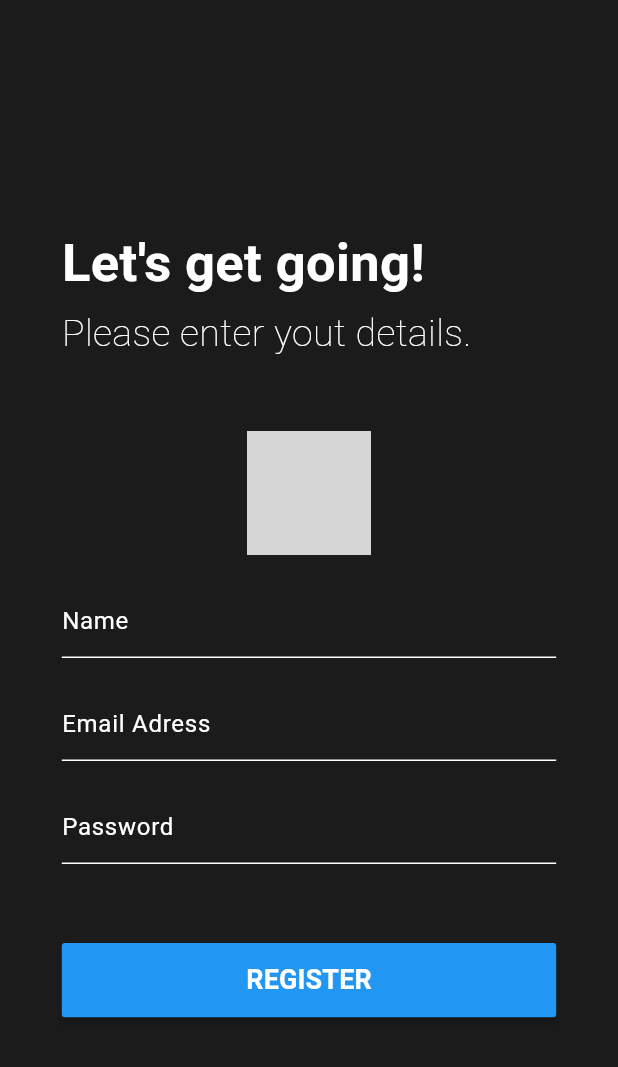
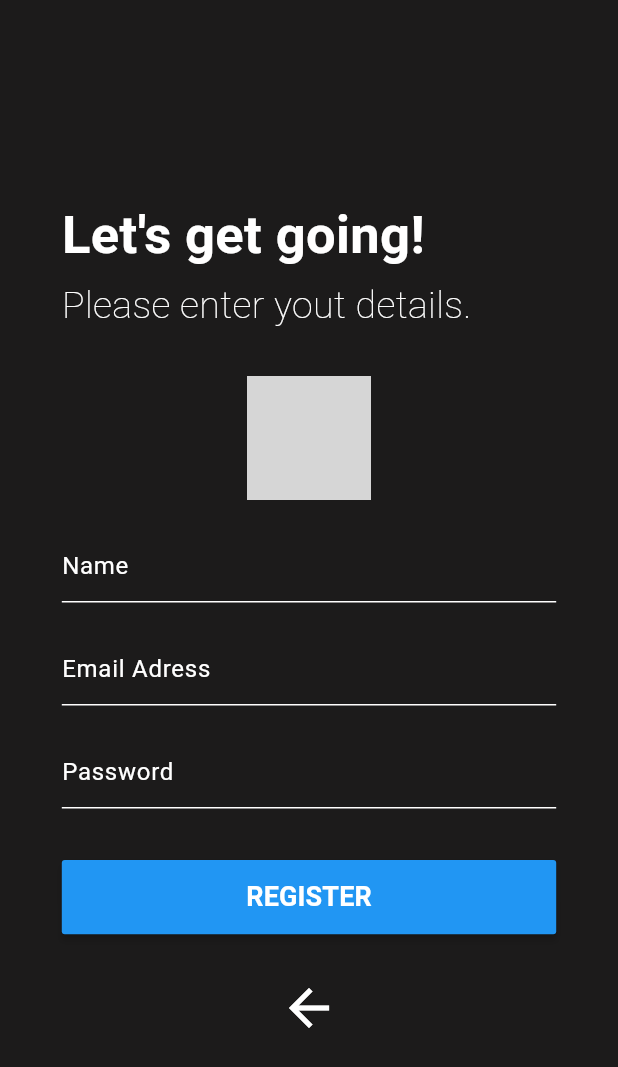
Before and after one commit to BrivaHamisi/chatify, a Flutter app: the screen it shows after launch, on a phone screen of 412 x 824 dp. Shown: the top 1067 px of the screen. Run offline on Flutter 3.47's test engine with Material 3 defaults, Android fonts, the phone set to English and light mode, and no system bars; our stand-ins replace firebase_analytics, firebase_auth, firebase_core; accounts and stored records are empty; network calls fail; grey boxes are pictures that could not be loaded.

Commit message:
Registration Page Complete

```diff
--- a/lib/pages/registration_page.dart
+++ b/lib/pages/registration_page.dart
@@ -25,12 +25,12 @@ class _RegistrationPageState extends State<RegistrationPage> {
       backgroundColor: const Color.fromRGBO(28, 27, 27, 1),
       body: Container(
         alignment: Alignment.center,
-        child: SignupPageUI(),
+        child: registrationPageUI(),
       ),
     );
   }
 
-  Widget SignupPageUI() {
+  Widget registrationPageUI() {
     return Container(
       height: _deviceHeight * 0.75,
       padding: EdgeInsets.symmetric(horizontal: _deviceWidth * 0.10),
@@ -41,7 +41,8 @@ class _RegistrationPageState extends State<RegistrationPage> {
         children: [
           _headingWidget(),
           _inputForm(),
-          _registerButton()
+          _registerButton(),
+          _backtToLoginButton(),
         ],
       ),
     );
@@ -202,6 +203,15 @@ class _RegistrationPageState extends State<RegistrationPage> {
       ),
     ),
     );
-
   }
+  Widget _backtToLoginButton(){
+      return GestureDetector(
+        onTap: (){},
+        child: Container(
+        height: _deviceHeight * 0.06,
+        width: _deviceWidth,
+        child: Icon(Icons.arrow_back, size: 40,),
+        )
+      );
+    }
 }
```
